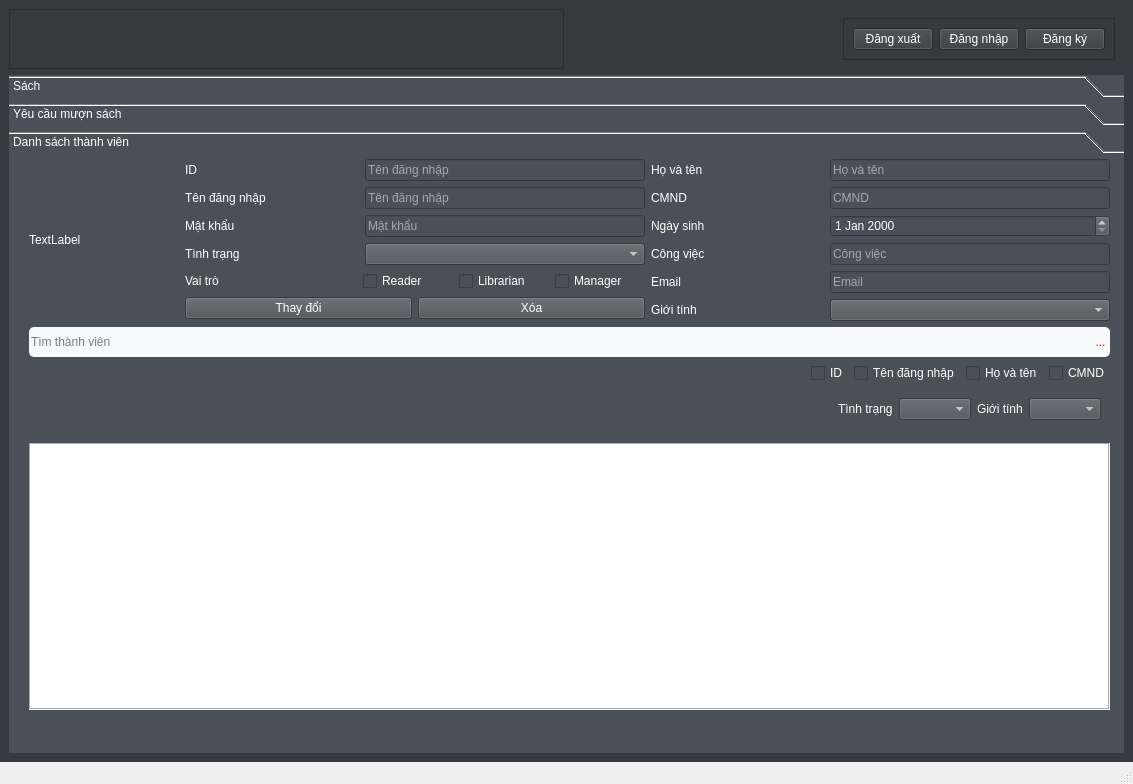
First picture: the form in mainwindow.ui, repository fantasyinferno/libpro, before the edit.
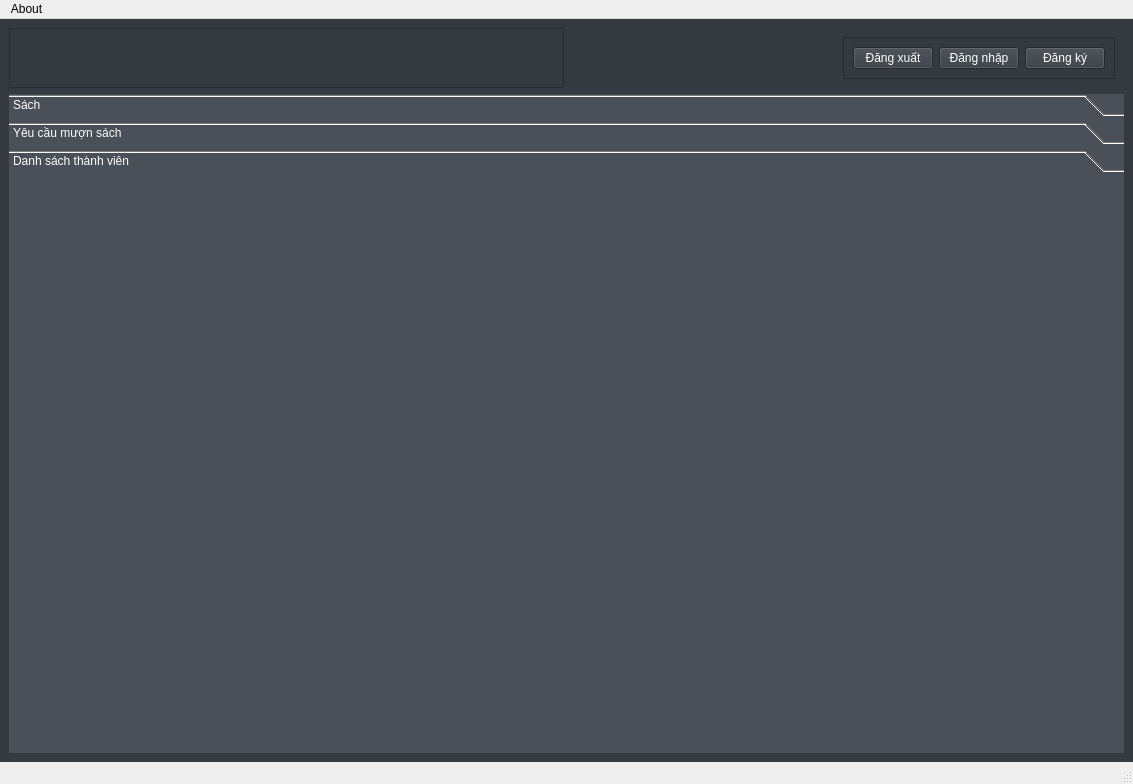
Second picture: the form after the edit. The open tabs and pages were chosen to show the change. Icons and pictures are not drawn.

```diff
--- a/mainwindow.ui
+++ b/mainwindow.ui
@@ -711,8 +711,8 @@
           <rect>
            <x>0</x>
            <y>0</y>
-           <width>1113</width>
-           <height>556</height>
+           <width>1109</width>
+           <height>524</height>
           </rect>
          </property>
          <attribute name="icon">
@@ -722,808 +722,6 @@
          <attribute name="label">
           <string>Danh sách thành viên</string>
          </attribute>
-         <widget class="QWidget" name="layoutWidget">
-          <property name="geometry">
-           <rect>
-            <x>20</x>
-            <y>0</y>
-            <width>1081</width>
-            <height>551</height>
-           </rect>
-          </property>
-          <layout class="QVBoxLayout" name="verticalLayout_12">
-           <item>
-            <layout class="QHBoxLayout" name="horizontalLayout_8"/>
-           </item>
-           <item>
-            <layout class="QHBoxLayout" name="horizontalLayout_12">
-             <item>
-              <widget class="QLabel" name="label_12">
-               <property name="sizePolicy">
-                <sizepolicy hsizetype="Fixed" vsizetype="Fixed">
-                 <horstretch>0</horstretch>
-                 <verstretch>0</verstretch>
-                </sizepolicy>
-               </property>
-               <property name="minimumSize">
-                <size>
-                 <width>150</width>
-                 <height>150</height>
-                </size>
-               </property>
-               <property name="text">
-                <string>TextLabel</string>
-               </property>
-              </widget>
-             </item>
-             <item>
-              <layout class="QVBoxLayout" name="verticalLayout_13">
-               <item>
-                <layout class="QVBoxLayout" name="verticalLayout_14">
-                 <item>
-                  <layout class="QHBoxLayout" name="horizontalLayout_15">
-                   <property name="bottomMargin">
-                    <number>0</number>
-                   </property>
-                   <item>
-                    <layout class="QVBoxLayout" name="verticalLayout_15">
-                     <property name="bottomMargin">
-                      <number>0</number>
-                     </property>
-                     <item>
-                      <layout class="QHBoxLayout" name="horizontalLayout_14">
-                       <property name="bottomMargin">
-                        <number>0</number>
-                       </property>
-                       <item>
-                        <widget class="QLabel" name="label_11">
-                         <property name="text">
-                          <string>ID</string>
-                         </property>
-                        </widget>
-                       </item>
-                       <item>
-                        <spacer name="horizontalSpacer_11">
-                         <property name="orientation">
-                          <enum>Qt::Horizontal</enum>
-                         </property>
-                         <property name="sizeHint" stdset="0">
-                          <size>
-                           <width>0</width>
-                           <height>20</height>
-                          </size>
-                         </property>
-                        </spacer>
-                       </item>
-                       <item>
-                        <widget class="QLineEdit" name="id">
-                         <property name="sizePolicy">
-                          <sizepolicy hsizetype="Fixed" vsizetype="Fixed">
-                           <horstretch>0</horstretch>
-                           <verstretch>0</verstretch>
-                          </sizepolicy>
-                         </property>
-                         <property name="minimumSize">
-                          <size>
-                           <width>280</width>
-                           <height>0</height>
-                          </size>
-                         </property>
-                         <property name="placeholderText">
-                          <string>Tên đăng nhập</string>
-                         </property>
-                        </widget>
-                       </item>
-                      </layout>
-                     </item>
-                     <item>
-                      <layout class="QHBoxLayout" name="horizontalLayout_13">
-                       <property name="bottomMargin">
-                        <number>0</number>
-                       </property>
-                       <item>
-                        <widget class="QLabel" name="label">
-                         <property name="text">
-                          <string>Tên đăng nhập</string>
-                         </property>
-                        </widget>
-                       </item>
-                       <item>
-                        <spacer name="horizontalSpacer_2">
-                         <property name="orientation">
-                          <enum>Qt::Horizontal</enum>
-                         </property>
-                         <property name="sizeHint" stdset="0">
-                          <size>
-                           <width>0</width>
-                           <height>20</height>
-                          </size>
-                         </property>
-                        </spacer>
-                       </item>
-                       <item>
-                        <widget class="QLineEdit" name="tenDangNhap">
-                         <property name="sizePolicy">
-                          <sizepolicy hsizetype="Fixed" vsizetype="Fixed">
-                           <horstretch>0</horstretch>
-                           <verstretch>0</verstretch>
-                          </sizepolicy>
-                         </property>
-                         <property name="minimumSize">
-                          <size>
-                           <width>280</width>
-                           <height>0</height>
-                          </size>
-                         </property>
-                         <property name="placeholderText">
-                          <string>Tên đăng nhập</string>
-                         </property>
-                        </widget>
-                       </item>
-                      </layout>
-                     </item>
-                     <item>
-                      <layout class="QHBoxLayout" name="horizontalLayout_16">
-                       <property name="bottomMargin">
-                        <number>0</number>
-                       </property>
-                       <item>
-                        <widget class="QLabel" name="label_2">
-                         <property name="text">
-                          <string>Mật khẩu</string>
-                         </property>
-                        </widget>
-                       </item>
-                       <item>
-                        <spacer name="horizontalSpacer_3">
-                         <property name="orientation">
-                          <enum>Qt::Horizontal</enum>
-                         </property>
-                         <property name="sizeHint" stdset="0">
-                          <size>
-                           <width>0</width>
-                           <height>20</height>
-                          </size>
-                         </property>
-                        </spacer>
-                       </item>
-                       <item>
-                        <widget class="QLineEdit" name="matKhau">
-                         <property name="sizePolicy">
-                          <sizepolicy hsizetype="Fixed" vsizetype="Fixed">
-                           <horstretch>0</horstretch>
-                           <verstretch>0</verstretch>
-                          </sizepolicy>
-                         </property>
-                         <property name="minimumSize">
-                          <size>
-                           <width>280</width>
-                           <height>0</height>
-                          </size>
-                         </property>
-                         <property name="text">
-                          <string/>
-                         </property>
-                         <property name="placeholderText">
-                          <string>Mật khẩu</string>
-                         </property>
-                        </widget>
-                       </item>
-                      </layout>
-                     </item>
-                     <item>
-                      <layout class="QHBoxLayout" name="horizontalLayout_17">
-                       <property name="bottomMargin">
-                        <number>0</number>
-                       </property>
-                       <item>
-                        <widget class="QLabel" name="label_4">
-                         <property name="text">
-                          <string>Tình trạng</string>
-                         </property>
-                        </widget>
-                       </item>
-                       <item>
-                        <spacer name="horizontalSpacer_5">
-                         <property name="orientation">
-                          <enum>Qt::Horizontal</enum>
-                         </property>
-                         <property name="sizeHint" stdset="0">
-                          <size>
-                           <width>0</width>
-                           <height>20</height>
-                          </size>
-                         </property>
-                        </spacer>
-                       </item>
-                       <item>
-                        <widget class="QComboBox" name="tinhTrang">
-                         <property name="sizePolicy">
-                          <sizepolicy hsizetype="Fixed" vsizetype="Fixed">
-                           <horstretch>0</horstretch>
-                           <verstretch>0</verstretch>
-                          </sizepolicy>
-                         </property>
-                         <property name="minimumSize">
-                          <size>
-                           <width>280</width>
-                           <height>0</height>
-                          </size>
-                         </property>
-                        </widget>
-                       </item>
-                      </layout>
-                     </item>
-                    </layout>
-                   </item>
-                  </layout>
-                 </item>
-                </layout>
-               </item>
-               <item>
-                <layout class="QHBoxLayout" name="horizontalLayout_19">
-                 <property name="bottomMargin">
-                  <number>0</number>
-                 </property>
-                 <item>
-                  <widget class="QLabel" name="label_10">
-                   <property name="text">
-                    <string>Vai trò</string>
-                   </property>
-                  </widget>
-                 </item>
-                 <item>
-                  <spacer name="horizontalSpacer_12">
-                   <property name="orientation">
-                    <enum>Qt::Horizontal</enum>
-                   </property>
-                   <property name="sizeHint" stdset="0">
-                    <size>
-                     <width>0</width>
-                     <height>20</height>
-                    </size>
-                   </property>
-                  </spacer>
-                 </item>
-                 <item>
-                  <widget class="QCheckBox" name="reader">
-                   <property name="minimumSize">
-                    <size>
-                     <width>90</width>
-                     <height>0</height>
-                    </size>
-                   </property>
-                   <property name="text">
-                    <string>Reader</string>
-                   </property>
-                  </widget>
-                 </item>
-                 <item>
-                  <widget class="QCheckBox" name="librarian">
-                   <property name="minimumSize">
-                    <size>
-                     <width>90</width>
-                     <height>0</height>
-                    </size>
-                   </property>
-                   <property name="text">
-                    <string>Librarian</string>
-                   </property>
-                  </widget>
-                 </item>
-                 <item>
-                  <widget class="QCheckBox" name="manager">
-                   <property name="minimumSize">
-                    <size>
-                     <width>90</width>
-                     <height>0</height>
-                    </size>
-                   </property>
-                   <property name="text">
-                    <string>Manager</string>
-                   </property>
-                  </widget>
-                 </item>
-                </layout>
-               </item>
-               <item>
-                <layout class="QHBoxLayout" name="horizontalLayout_18">
-                 <item>
-                  <widget class="QPushButton" name="thayDoiButton">
-                   <property name="text">
-                    <string>Thay đổi</string>
-                   </property>
-                  </widget>
-                 </item>
-                 <item>
-                  <widget class="QPushButton" name="xoaButton">
-                   <property name="text">
-                    <string>Xóa</string>
-                   </property>
-                  </widget>
-                 </item>
-                </layout>
-               </item>
-              </layout>
-             </item>
-             <item>
-              <layout class="QVBoxLayout" name="verticalLayout_16">
-               <item>
-                <layout class="QHBoxLayout" name="horizontalLayout_20">
-                 <property name="bottomMargin">
-                  <number>0</number>
-                 </property>
-                 <item>
-                  <widget class="QLabel" name="label_6">
-                   <property name="text">
-                    <string>Họ và tên</string>
-                   </property>
-                  </widget>
-                 </item>
-                 <item>
-                  <spacer name="horizontalSpacer_7">
-                   <property name="orientation">
-                    <enum>Qt::Horizontal</enum>
-                   </property>
-                   <property name="sizeHint" stdset="0">
-                    <size>
-                     <width>0</width>
-                     <height>20</height>
-                    </size>
-                   </property>
-                  </spacer>
-                 </item>
-                 <item>
-                  <widget class="QLineEdit" name="hoVaTen">
-                   <property name="sizePolicy">
-                    <sizepolicy hsizetype="Fixed" vsizetype="Fixed">
-                     <horstretch>0</horstretch>
-                     <verstretch>0</verstretch>
-                    </sizepolicy>
-                   </property>
-                   <property name="minimumSize">
-                    <size>
-                     <width>280</width>
-                     <height>0</height>
-                    </size>
-                   </property>
-                   <property name="placeholderText">
-                    <string>Họ và tên</string>
-                   </property>
-                  </widget>
-                 </item>
-                </layout>
-               </item>
-               <item>
-                <layout class="QHBoxLayout" name="horizontalLayout_21">
-                 <property name="bottomMargin">
-                  <number>0</number>
-                 </property>
-                 <item>
-                  <widget class="QLabel" name="label_5">
-                   <property name="text">
-                    <string>CMND</string>
-                   </property>
-                  </widget>
-                 </item>
-                 <item>
-                  <spacer name="horizontalSpacer_6">
-                   <property name="orientation">
-                    <enum>Qt::Horizontal</enum>
-                   </property>
-                   <property name="sizeHint" stdset="0">
-                    <size>
-                     <width>0</width>
-                     <height>20</height>
-                    </size>
-                   </property>
-                  </spacer>
-                 </item>
-                 <item>
-                  <widget class="QLineEdit" name="CMND">
-                   <property name="sizePolicy">
-                    <sizepolicy hsizetype="Fixed" vsizetype="Fixed">
-                     <horstretch>0</horstretch>
-                     <verstretch>0</verstretch>
-                    </sizepolicy>
-                   </property>
-                   <property name="minimumSize">
-                    <size>
-                     <width>280</width>
-                     <height>0</height>
-                    </size>
-                   </property>
-                   <property name="placeholderText">
-                    <string>CMND</string>
-                   </property>
-                  </widget>
-                 </item>
-                </layout>
-               </item>
-               <item>
-                <layout class="QHBoxLayout" name="horizontalLayout_22">
-                 <property name="bottomMargin">
-                  <number>0</number>
-                 </property>
-                 <item>
-                  <widget class="QLabel" name="label_7">
-                   <property name="text">
-                    <string>Ngày sinh</string>
-                   </property>
-                  </widget>
-                 </item>
-                 <item>
-                  <spacer name="horizontalSpacer_8">
-                   <property name="orientation">
-                    <enum>Qt::Horizontal</enum>
-                   </property>
-                   <property name="sizeHint" stdset="0">
-                    <size>
-                     <width>0</width>
-                     <height>20</height>
-                    </size>
-                   </property>
-                  </spacer>
-                 </item>
-                 <item>
-                  <widget class="QDateEdit" name="ngaySinh">
-                   <property name="minimumSize">
-                    <size>
-                     <width>280</width>
-                     <height>0</height>
-                    </size>
-                   </property>
-                  </widget>
-                 </item>
-                </layout>
-               </item>
-               <item>
-                <layout class="QHBoxLayout" name="horizontalLayout_23">
-                 <property name="bottomMargin">
-                  <number>0</number>
-                 </property>
-                 <item>
-                  <widget class="QLabel" name="label_8">
-                   <property name="text">
-                    <string>Công việc</string>
-                   </property>
-                  </widget>
-                 </item>
-                 <item>
-                  <spacer name="horizontalSpacer_9">
-                   <property name="orientation">
-                    <enum>Qt::Horizontal</enum>
-                   </property>
-                   <property name="sizeHint" stdset="0">
-                    <size>
-                     <width>0</width>
-                     <height>20</height>
-                    </size>
-                   </property>
-                  </spacer>
-                 </item>
-                 <item>
-                  <widget class="QLineEdit" name="congViec">
-                   <property name="sizePolicy">
-                    <sizepolicy hsizetype="Fixed" vsizetype="Fixed">
-                     <horstretch>0</horstretch>
-                     <verstretch>0</verstretch>
-                    </sizepolicy>
-                   </property>
-                   <property name="minimumSize">
-                    <size>
-                     <width>280</width>
-                     <height>0</height>
-                    </size>
-                   </property>
-                   <property name="placeholderText">
-                    <string>Công việc</string>
-                   </property>
-                  </widget>
-                 </item>
-                </layout>
-               </item>
-               <item>
-                <layout class="QHBoxLayout" name="horizontalLayout_24">
-                 <property name="bottomMargin">
-                  <number>0</number>
-                 </property>
-                 <item>
-                  <widget class="QLabel" name="label_3">
-                   <property name="text">
-                    <string>Email</string>
-                   </property>
-                  </widget>
-                 </item>
-                 <item>
-                  <spacer name="horizontalSpacer_4">
-                   <property name="orientation">
-                    <enum>Qt::Horizontal</enum>
-                   </property>
-                   <property name="sizeHint" stdset="0">
-                    <size>
-                     <width>0</width>
-                     <height>20</height>
-                    </size>
-                   </property>
-                  </spacer>
-                 </item>
-                 <item>
-                  <widget class="QLineEdit" name="email">
-                   <property name="sizePolicy">
-                    <sizepolicy hsizetype="Fixed" vsizetype="Fixed">
-                     <horstretch>0</horstretch>
-                     <verstretch>0</verstretch>
-                    </sizepolicy>
-                   </property>
-                   <property name="minimumSize">
-                    <size>
-                     <width>280</width>
-                     <height>0</height>
-                    </size>
-                   </property>
-                   <property name="placeholderText">
-                    <string>Email</string>
-                   </property>
-                  </widget>
-                 </item>
-                </layout>
-               </item>
-               <item>
-                <layout class="QHBoxLayout" name="horizontalLayout_25">
-                 <property name="bottomMargin">
-                  <number>0</number>
-                 </property>
-                 <item>
-                  <widget class="QLabel" name="label_9">
-                   <property name="text">
-                    <string>Giới tính</string>
-                   </property>
-                  </widget>
-                 </item>
-                 <item>
-                  <spacer name="horizontalSpacer_10">
-                   <property name="orientation">
-                    <enum>Qt::Horizontal</enum>
-                   </property>
-                   <property name="sizeHint" stdset="0">
-                    <size>
-                     <width>0</width>
-                     <height>20</height>
-                    </size>
-                   </property>
-                  </spacer>
-                 </item>
-                 <item>
-                  <widget class="QComboBox" name="gioiTinh">
-                   <property name="sizePolicy">
-                    <sizepolicy hsizetype="Fixed" vsizetype="Fixed">
-                     <horstretch>0</horstretch>
-                     <verstretch>0</verstretch>
-                    </sizepolicy>
-                   </property>
-                   <property name="minimumSize">
-                    <size>
-                     <width>280</width>
-                     <height>0</height>
-                    </size>
-                   </property>
-                  </widget>
-                 </item>
-                </layout>
-               </item>
-              </layout>
-             </item>
-            </layout>
-           </item>
-           <item>
-            <layout class="QVBoxLayout" name="verticalLayout_17">
-             <item>
-              <layout class="QHBoxLayout" name="horizontalLayout_26">
-               <property name="spacing">
-                <number>0</number>
-               </property>
-               <item>
-                <widget class="QLineEdit" name="thanhTimKiem_manager">
-                 <property name="minimumSize">
-                  <size>
-                   <width>0</width>
-                   <height>30</height>
-                  </size>
-                 </property>
-                 <property name="styleSheet">
-                  <string notr="true">border-top-left-radius: 5px;
-border-bottom-left-radius: 5px;
-border-style: outset;
-border-color: rgb(72, 72, 72);
-background-color: #f8f9fa;
-color: black;</string>
-                 </property>
-                 <property name="text">
-                  <string/>
-                 </property>
-                 <property name="placeholderText">
-                  <string>Tìm thành viên</string>
-                 </property>
-                </widget>
-               </item>
-               <item>
-                <widget class="QToolButton" name="timKiemButton_2">
-                 <property name="minimumSize">
-                  <size>
-                   <width>0</width>
-                   <height>30</height>
-                  </size>
-                 </property>
-                 <property name="autoFillBackground">
-                  <bool>false</bool>
-                 </property>
-                 <property name="styleSheet">
-                  <string notr="true">border-top-right-radius: 5px;
-border-bottom-right-radius: 5px;
-border-style: outset;
-border-color: rgb(72, 72, 72);
-background-color: #f8f9fa;
-color: red;</string>
-                 </property>
-                 <property name="text">
-                  <string>...</string>
-                 </property>
-                 <property name="icon">
-                  <iconset resource="resources.qrc">
-                   <normaloff>:/media/icons/search_bar.png</normaloff>:/media/icons/search_bar.png</iconset>
-                 </property>
-                 <property name="iconSize">
-                  <size>
-                   <width>20</width>
-                   <height>25</height>
-                  </size>
-                 </property>
-                </widget>
-               </item>
-              </layout>
-             </item>
-             <item>
-              <layout class="QHBoxLayout" name="horizontalLayout_27">
-               <property name="bottomMargin">
-                <number>0</number>
-               </property>
-               <item>
-                <spacer name="horizontalSpacer">
-                 <property name="orientation">
-                  <enum>Qt::Horizontal</enum>
-                 </property>
-                 <property name="sizeHint" stdset="0">
-                  <size>
-                   <width>40</width>
-                   <height>20</height>
-                  </size>
-                 </property>
-                </spacer>
-               </item>
-               <item>
-                <widget class="QCheckBox" name="f_id">
-                 <property name="text">
-                  <string>ID</string>
-                 </property>
-                </widget>
-               </item>
-               <item>
-                <widget class="QCheckBox" name="f_tendangnhap">
-                 <property name="text">
-                  <string>Tên đăng nhập</string>
-                 </property>
-                </widget>
-               </item>
-               <item>
-                <widget class="QCheckBox" name="f_hovaten">
-                 <property name="text">
-                  <string>Họ và tên</string>
-                 </property>
-                </widget>
-               </item>
-               <item>
-                <widget class="QCheckBox" name="f_cmnd">
-                 <property name="text">
-                  <string>CMND</string>
-                 </property>
-                </widget>
-               </item>
-              </layout>
-             </item>
-             <item>
-              <widget class="QWidget" name="widget" native="true">
-               <layout class="QHBoxLayout" name="horizontalLayout_28">
-                <property name="bottomMargin">
-                 <number>1</number>
-                </property>
-                <item>
-                 <spacer name="horizontalSpacer_13">
-                  <property name="orientation">
-                   <enum>Qt::Horizontal</enum>
-                  </property>
-                  <property name="sizeHint" stdset="0">
-                   <size>
-                    <width>40</width>
-                    <height>20</height>
-                   </size>
-                  </property>
-                 </spacer>
-                </item>
-                <item>
-                 <widget class="QLabel" name="label_14">
-                  <property name="text">
-                   <string>Tình trạng</string>
-                  </property>
-                 </widget>
-                </item>
-                <item>
-                 <widget class="QComboBox" name="combo_tinhtrang"/>
-                </item>
-                <item>
-                 <widget class="QLabel" name="label_13">
-                  <property name="text">
-                   <string>Giới tính</string>
-                  </property>
-                 </widget>
-                </item>
-                <item>
-                 <widget class="QComboBox" name="combo_gioitinh"/>
-                </item>
-               </layout>
-              </widget>
-             </item>
-             <item>
-              <widget class="QWidget" name="widget_2" native="true">
-               <layout class="QHBoxLayout" name="horizontalLayout_29">
-                <property name="bottomMargin">
-                 <number>1</number>
-                </property>
-               </layout>
-              </widget>
-             </item>
-             <item>
-              <widget class="QTableView" name="danhSachThanhVien">
-               <property name="styleSheet">
-                <string notr="true">background-color: white;
-color: black;</string>
-               </property>
-               <property name="frameShape">
-                <enum>QFrame::Box</enum>
-               </property>
-               <property name="editTriggers">
-                <set>QAbstractItemView::NoEditTriggers</set>
-               </property>
-               <property name="alternatingRowColors">
-                <bool>true</bool>
-               </property>
-               <property name="selectionMode">
-                <enum>QAbstractItemView::ExtendedSelection</enum>
-               </property>
-               <property name="selectionBehavior">
-                <enum>QAbstractItemView::SelectItems</enum>
-               </property>
-               <property name="sortingEnabled">
-                <bool>true</bool>
-               </property>
-               <attribute name="horizontalHeaderVisible">
-                <bool>false</bool>
-               </attribute>
-               <attribute name="horizontalHeaderCascadingSectionResizes">
-                <bool>true</bool>
-               </attribute>
-               <attribute name="horizontalHeaderDefaultSectionSize">
-                <number>125</number>
-               </attribute>
-               <attribute name="verticalHeaderCascadingSectionResizes">
-                <bool>true</bool>
-               </attribute>
-              </widget>
-             </item>
-            </layout>
-           </item>
-          </layout>
-         </widget>
         </widget>
        </widget>
       </item>
@@ -1540,9 +738,16 @@
      <x>0</x>
      <y>0</y>
      <width>1133</width>
-     <height>21</height>
+     <height>26</height>
     </rect>
    </property>
+   <widget class="QMenu" name="menuAbout">
+    <property name="title">
+     <string>About</string>
+    </property>
+    <addaction name="actionAbout_LIBPRO"/>
+   </widget>
+   <addaction name="menuAbout"/>
   </widget>
   <widget class="QStatusBar" name="statusbar"/>
   <action name="actionAbout_LIBPRO">
```
Left out of the diff: 10 changed lines with no effect on the pictures.
